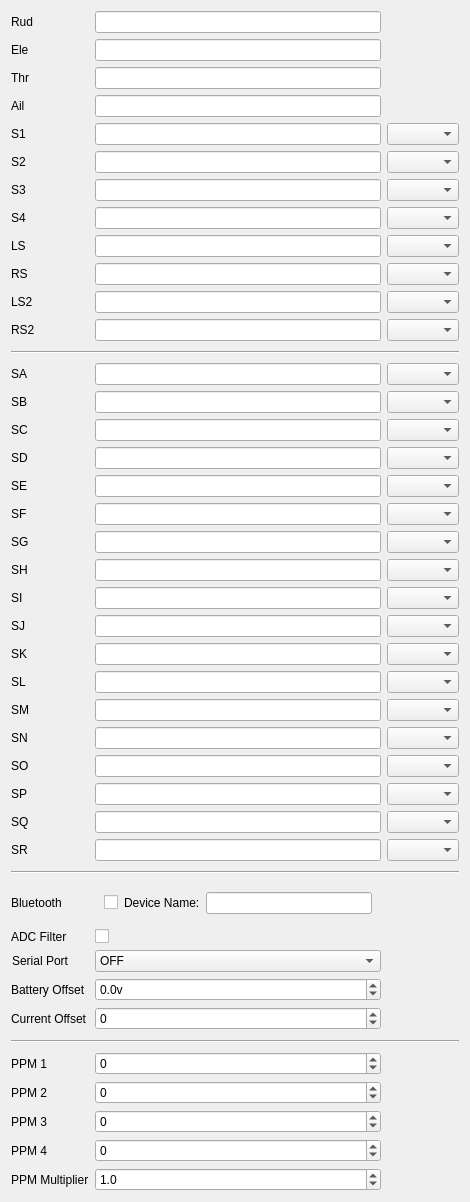
Qt form companion/src/generaledit/hardware.ui (opentx/opentx) before a commit.
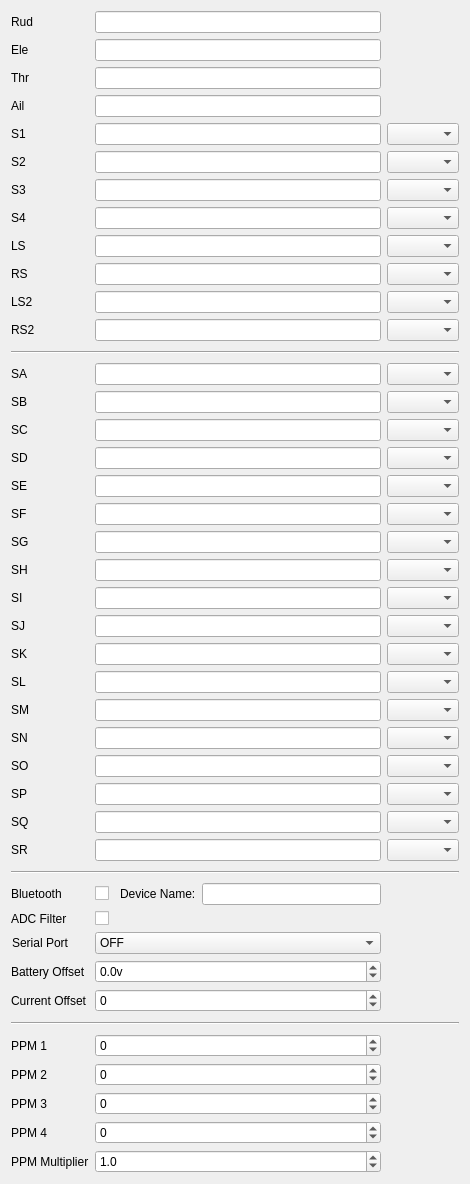
The same form after that commit. Custom widgets are drawn as their Qt base class.

Commit message: [HardwarePanel] Minor layout fix for BT option.

Patch:
```diff
--- a/companion/src/generaledit/hardware.ui
+++ b/companion/src/generaledit/hardware.ui
@@ -19,7 +19,7 @@
   <property name="windowTitle">
    <string>Form</string>
   </property>
-  <layout class="QGridLayout" name="gridLayout_2" rowstretch="0,0,0,0,0,0,0,0,0,0,0,0,0,0,0,0,0,0,0,0,0,0,0,0,0,0,0,0,0,0,0,0,0,0,0,0,0,0,0,0,0,0,0,0,0">
+  <layout class="QGridLayout" name="gridLayout_2">
    <property name="spacing">
     <number>6</number>
    </property>
@@ -1083,6 +1083,21 @@
    <item row="32" column="1">
     <widget class="QWidget" name="bluetoothWidget" native="true">
      <layout class="QHBoxLayout" name="horizontalLayout">
+      <property name="spacing">
+       <number>6</number>
+      </property>
+      <property name="leftMargin">
+       <number>0</number>
+      </property>
+      <property name="topMargin">
+       <number>0</number>
+      </property>
+      <property name="rightMargin">
+       <number>0</number>
+      </property>
+      <property name="bottomMargin">
+       <number>0</number>
+      </property>
       <item>
        <widget class="QCheckBox" name="bluetoothEnable">
         <property name="text">
@@ -1090,6 +1105,22 @@
         </property>
        </widget>
       </item>
+      <item>
+       <spacer name="horizontalSpacer">
+        <property name="orientation">
+         <enum>Qt::Horizontal</enum>
+        </property>
+        <property name="sizeType">
+         <enum>QSizePolicy::Fixed</enum>
+        </property>
+        <property name="sizeHint" stdset="0">
+         <size>
+          <width>5</width>
+          <height>20</height>
+         </size>
+        </property>
+       </spacer>
+      </item>
       <item>
        <widget class="QLabel" name="btNameLabel">
         <property name="text">
```
